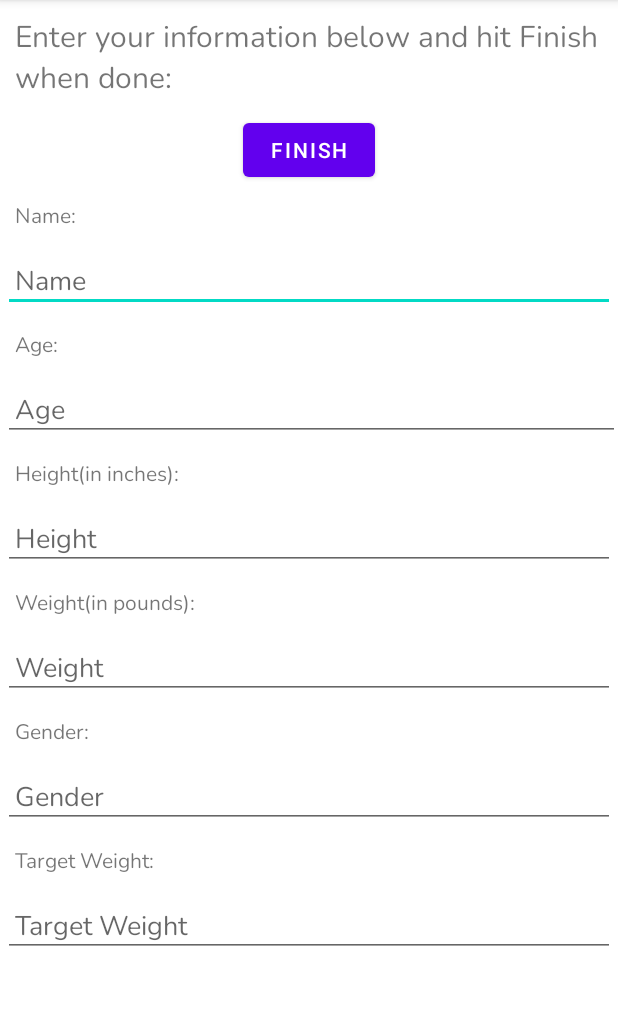
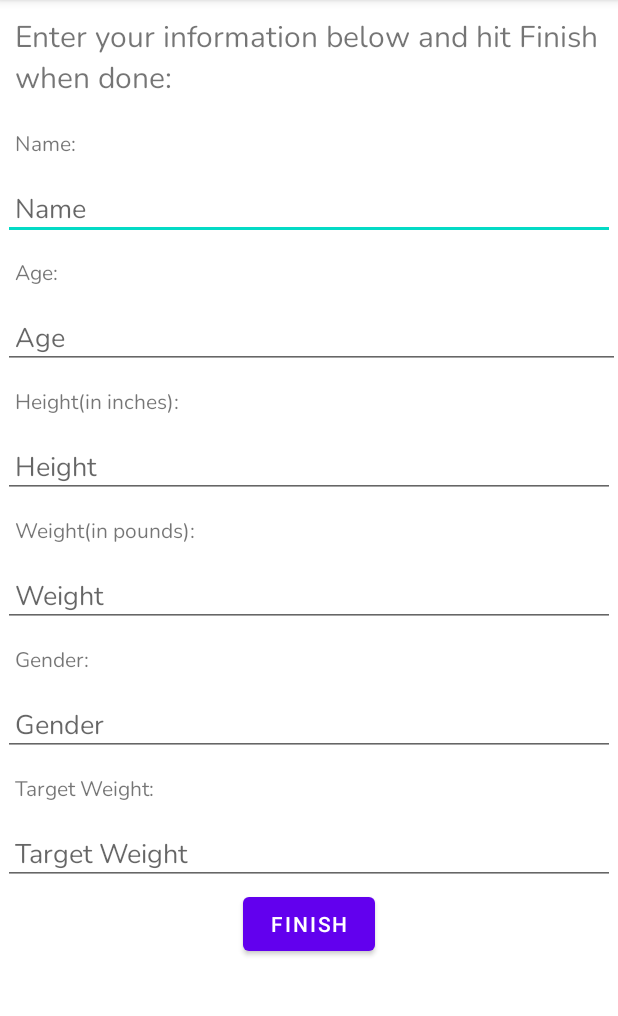
Before and after one commit to allanwu12321/zothikes, an Android app: the screen it shows after launch (MainActivity), on a phone screen of 412 x 824 dp, the part 84-1100 px from its top. Run offline under Robolectric (Android 15) with nearby library versions, the phone set to English and light mode, and no system bars.

Commit message:
added scroll layout

```diff
--- a/app/src/main/res/layout/activity_main.xml
+++ b/app/src/main/res/layout/activity_main.xml
@@ -1,10 +1,15 @@
 <?xml version="1.0" encoding="utf-8"?>
+
+<ScrollView xmlns:android="http://schemas.android.com/apk/res/android"
+    xmlns:app="http://schemas.android.com/apk/res-auto"
+    xmlns:tools="http://schemas.android.com/tools"
+    android:id="@+id/ScrollView"
+    android:layout_width="fill_parent"
+    android:layout_height="fill_parent" >
+
 <LinearLayout
-    xmlns:android="http://schemas.android.com/apk/res/android"
-    xmlns:tools="http://schemas.android.com/tools"
-    xmlns:app="http://schemas.android.com/apk/res-auto"
     android:layout_width="match_parent"
-    android:layout_height="match_parent"
+    android:layout_height="wrap_content"
     android:orientation="vertical"
     tools:context=".MainActivity">
 
@@ -15,13 +20,6 @@
         android:layout_height="wrap_content"
         android:text="@string/info_prompt"
         android:textSize="20sp" />
-
-    <Button
-        android:id="@+id/finish_button"
-        android:layout_width="wrap_content"
-        android:layout_height="wrap_content"
-        android:layout_gravity="center_horizontal"
-        android:text="@string/finish_button" />
 
     <TextView
         android:id="@+id/name_prompt"
@@ -120,4 +118,13 @@
         android:hint="@string/goal_hint"
         android:inputType="textPersonName" />
 
+    <Button
+        android:id="@+id/finish_button"
+        android:layout_width="wrap_content"
+        android:layout_height="wrap_content"
+        android:layout_gravity="center_horizontal"
+        android:text="@string/finish_button" />
+
 </LinearLayout>
+
+</ScrollView>
```
Also changed, not shown: app/src/main/res/layout/activity_display_user_info.xml (+17 -9 lines), app/src/main/res/layout/activity_main_menu.xml (+10 -0 lines), 1 other file.
